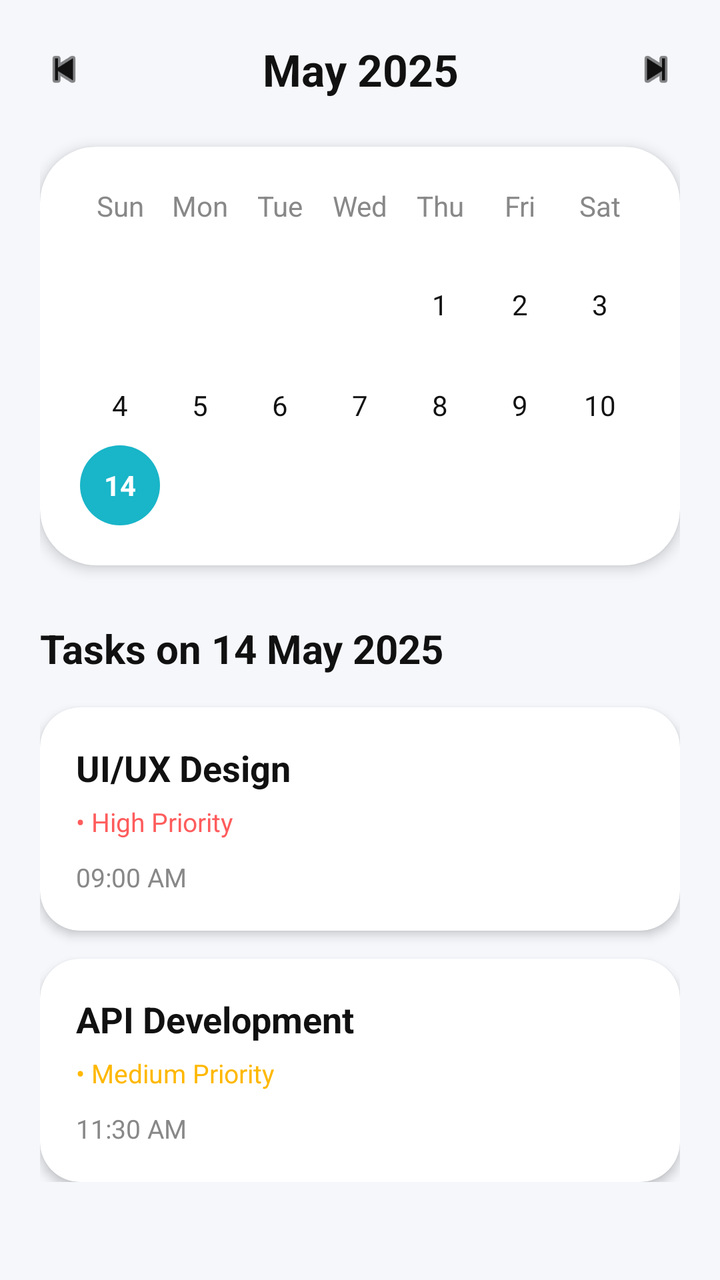
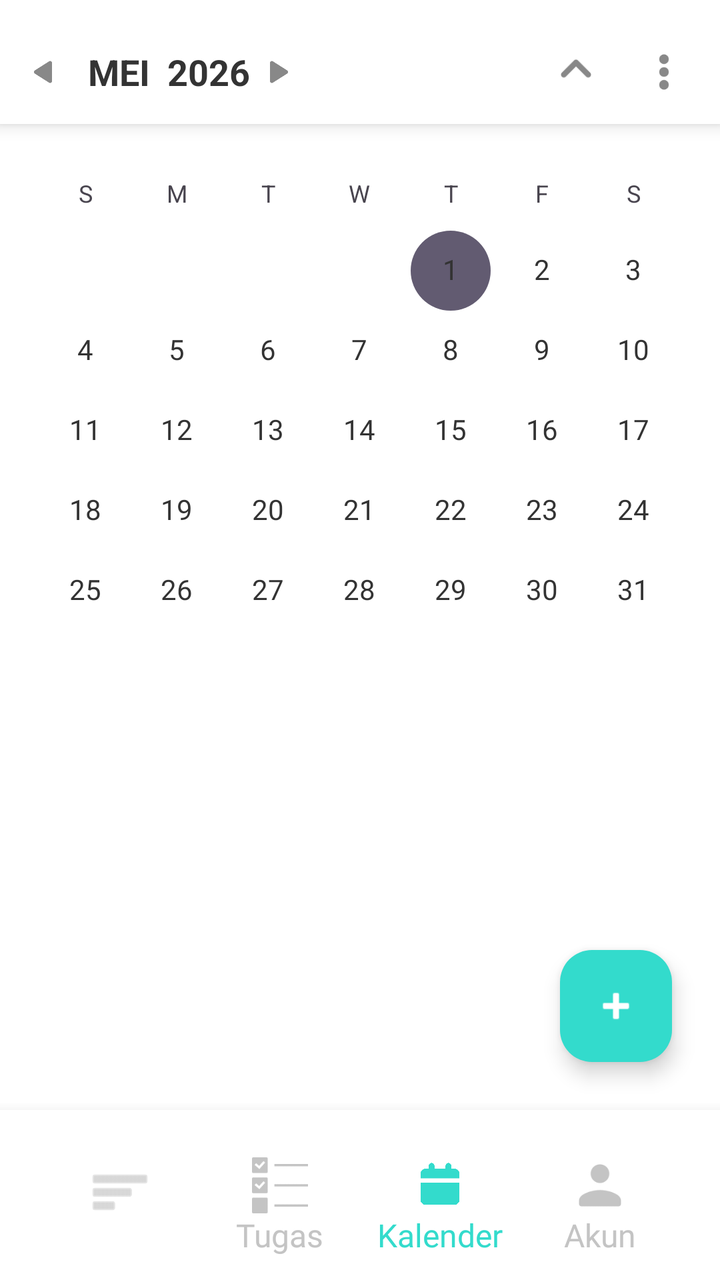

An Android layout rendered at two revisions. The XML below is the earlier revision; the diff shows what the commit changed to produce the second picture.
<!-- AndroidManifest.xml: application theme Theme.Todolist -->
<!-- res/layout/activity_kalender.xml -->
<?xml version="1.0" encoding="utf-8"?>
<ScrollView xmlns:android="http://schemas.android.com/apk/res/android"
    xmlns:app="http://schemas.android.com/apk/res-auto"
    android:layout_width="match_parent"
    android:layout_height="match_parent"
    android:background="#F5F7FB">

    <LinearLayout
        android:layout_width="match_parent"
        android:layout_height="wrap_content"
        android:orientation="vertical"
        android:padding="20dp">

        

        <LinearLayout
            android:layout_width="match_parent"
            android:layout_height="wrap_content"
            android:gravity="center_vertical"
            android:orientation="horizontal">

            <ImageView
                android:layout_width="24dp"
                android:layout_height="24dp"
                android:src="@android:drawable/ic_media_previous"
                app:tint="#111111"/>

            <TextView
                android:layout_width="0dp"
                android:layout_height="wrap_content"
                android:layout_weight="1"
                android:gravity="center"
                android:text="May 2025"
                android:textColor="#111111"
                android:textSize="22sp"
                android:textStyle="bold"/>

            <ImageView
                android:layout_width="24dp"
                android:layout_height="24dp"
                android:src="@android:drawable/ic_media_next"
                app:tint="#111111"/>

        </LinearLayout>

        

        <androidx.cardview.widget.CardView
            android:layout_width="match_parent"
            android:layout_height="wrap_content"
            android:layout_marginTop="24dp"
            app:cardBackgroundColor="#FFFFFF"
            app:cardCornerRadius="28dp"
            app:cardElevation="4dp">

            <LinearLayout
                android:layout_width="match_parent"
                android:layout_height="wrap_content"
                android:orientation="vertical"
                android:padding="20dp">

                

                <LinearLayout
                    android:layout_width="match_parent"
                    android:layout_height="wrap_content"
                    android:orientation="horizontal">

                    <TextView
                        android:layout_width="0dp"
                        android:layout_height="wrap_content"
                        android:layout_weight="1"
                        android:gravity="center"
                        android:text="Sun"
                        android:textColor="#888888"/>

                    <TextView
                        android:layout_width="0dp"
                        android:layout_height="wrap_content"
                        android:layout_weight="1"
                        android:gravity="center"
                        android:text="Mon"
                        android:textColor="#888888"/>

                    <TextView
                        android:layout_width="0dp"
                        android:layout_height="wrap_content"
                        android:layout_weight="1"
                        android:gravity="center"
                        android:text="Tue"
                        android:textColor="#888888"/>

                    <TextView
                        android:layout_width="0dp"
                        android:layout_height="wrap_content"
                        android:layout_weight="1"
                        android:gravity="center"
                        android:text="Wed"
                        android:textColor="#888888"/>

                    <TextView
                        android:layout_width="0dp"
                        android:layout_height="wrap_content"
                        android:layout_weight="1"
                        android:gravity="center"
                        android:text="Thu"
                        android:textColor="#888888"/>

                    <TextView
                        android:layout_width="0dp"
                        android:layout_height="wrap_content"
                        android:layout_weight="1"
                        android:gravity="center"
                        android:text="Fri"
                        android:textColor="#888888"/>

                    <TextView
                        android:layout_width="0dp"
                        android:layout_height="wrap_content"
                        android:layout_weight="1"
                        android:gravity="center"
                        android:text="Sat"
                        android:textColor="#888888"/>

                </LinearLayout>

                

                <GridLayout
                    android:layout_width="match_parent"
                    android:layout_height="wrap_content"
                    android:layout_marginTop="20dp"
                    android:columnCount="7">

                    

                    <TextView
                        android:text=""
                        android:layout_width="0dp"
                        android:layout_height="40dp"/>

                    <TextView
                        android:text=""
                        android:layout_width="0dp"
                        android:layout_height="40dp"/>

                    <TextView
                        android:text=""
                        android:layout_width="0dp"
                        android:layout_height="40dp"/>

                    <TextView
                        android:text=""
                        android:layout_width="0dp"
                        android:layout_height="40dp"/>

                    <TextView
                        android:text="1"
                        android:textColor="#111111"
                        android:gravity="center"
                        android:layout_width="40dp"
                        android:layout_height="40dp"/>

                    <TextView
                        android:text="2"
                        android:textColor="#111111"
                        android:gravity="center"
                        android:layout_width="40dp"
                        android:layout_height="40dp"/>

                    <TextView
                        android:text="3"
                        android:textColor="#111111"
                        android:gravity="center"
                        android:layout_width="40dp"
                        android:layout_height="40dp"/>

                    

                    <TextView
                        android:text="4"
                        android:textColor="#111111"
                        android:gravity="center"
                        android:layout_width="40dp"
                        android:layout_height="40dp"/>

                    <TextView
                        android:text="5"
                        android:textColor="#111111"
                        android:gravity="center"
                        android:layout_width="40dp"
                        android:layout_height="40dp"/>

                    <TextView
                        android:text="6"
                        android:textColor="#111111"
                        android:gravity="center"
                        android:layout_width="40dp"
                        android:layout_height="40dp"/>

                    <TextView
                        android:text="7"
                        android:textColor="#111111"
                        android:gravity="center"
                        android:layout_width="40dp"
                        android:layout_height="40dp"/>

                    <TextView
                        android:text="8"
                        android:textColor="#111111"
                        android:gravity="center"
                        android:layout_width="40dp"
                        android:layout_height="40dp"/>

                    <TextView
                        android:text="9"
                        android:textColor="#111111"
                        android:gravity="center"
                        android:layout_width="40dp"
                        android:layout_height="40dp"/>

                    <TextView
                        android:text="10"
                        android:textColor="#111111"
                        android:gravity="center"
                        android:layout_width="40dp"
                        android:layout_height="40dp"/>

                    

                    <TextView
                        android:text="14"
                        android:textColor="#FFFFFF"
                        android:textStyle="bold"
                        android:gravity="center"
                        android:background="@drawable/calendar_active"
                        android:layout_width="40dp"
                        android:layout_height="40dp"/>

                </GridLayout>

            </LinearLayout>

        </androidx.cardview.widget.CardView>

        

        <TextView
            android:layout_width="wrap_content"
            android:layout_height="wrap_content"
            android:text="Tasks on 14 May 2025"
            android:textColor="#111111"
            android:textSize="20sp"
            android:textStyle="bold"
            android:layout_marginTop="28dp"/>

        

        <androidx.cardview.widget.CardView
            android:layout_width="match_parent"
            android:layout_height="wrap_content"
            android:layout_marginTop="16dp"
            app:cardBackgroundColor="#FFFFFF"
            app:cardCornerRadius="20dp"
            app:cardElevation="3dp">

            <LinearLayout
                android:layout_width="match_parent"
                android:layout_height="wrap_content"
                android:orientation="vertical"
                android:padding="18dp">

                <TextView
                    android:layout_width="wrap_content"
                    android:layout_height="wrap_content"
                    android:text="UI/UX Design"
                    android:textColor="#111111"
                    android:textSize="18sp"
                    android:textStyle="bold"/>

                <TextView
                    android:layout_width="wrap_content"
                    android:layout_height="wrap_content"
                    android:text="• High Priority"
                    android:textColor="#FF5C5C"
                    android:textSize="13sp"
                    android:layout_marginTop="6dp"/>

                <TextView
                    android:layout_width="wrap_content"
                    android:layout_height="wrap_content"
                    android:text="09:00 AM"
                    android:textColor="#888888"
                    android:textSize="13sp"
                    android:layout_marginTop="10dp"/>

            </LinearLayout>

        </androidx.cardview.widget.CardView>

        

        <androidx.cardview.widget.CardView
            android:layout_width="match_parent"
            android:layout_height="wrap_content"
            android:layout_marginTop="14dp"
            app:cardBackgroundColor="#FFFFFF"
            app:cardCornerRadius="20dp"
            app:cardElevation="3dp">

            <LinearLayout
                android:layout_width="match_parent"
                android:layout_height="wrap_content"
                android:orientation="vertical"
                android:padding="18dp">

                <TextView
                    android:layout_width="wrap_content"
                    android:layout_height="wrap_content"
                    android:text="API Development"
                    android:textColor="#111111"
                    android:textSize="18sp"
                    android:textStyle="bold"/>

                <TextView
                    android:layout_width="wrap_content"
                    android:layout_height="wrap_content"
                    android:text="• Medium Priority"
                    android:textColor="#FFB800"
                    android:textSize="13sp"
                    android:layout_marginTop="6dp"/>

                <TextView
                    android:layout_width="wrap_content"
                    android:layout_height="wrap_content"
                    android:text="11:30 AM"
                    android:textColor="#888888"
                    android:textSize="13sp"
                    android:layout_marginTop="10dp"/>

            </LinearLayout>

        </androidx.cardview.widget.CardView>

    </LinearLayout>

</ScrollView>
<!-- resources referenced by this layout -->
<resources>
  <!-- drawable calendar_active (drawable) -->
  <?xml version="1.0" encoding="utf-8"?>
  <shape xmlns:android="http://schemas.android.com/apk/res/android">
      <solid android:color="#19B5C8"/>
      <corners android:radius="20dp"/>
  </shape>
  <style name="Theme.Todolist" parent="Base.Theme.Todolist" />
  <style name="Base.Theme.Todolist" parent="Theme.Material3.DayNight.NoActionBar">
          
          
      </style>
</resources>

<!-- the commit's change to res/layout/activity_kalender.xml (unified diff, before → after) -->
@@ -1,347 +1,182 @@
 <?xml version="1.0" encoding="utf-8"?>
-<ScrollView xmlns:android="http://schemas.android.com/apk/res/android"
+<androidx.constraintlayout.widget.ConstraintLayout
+    xmlns:android="http://schemas.android.com/apk/res/android"
     xmlns:app="http://schemas.android.com/apk/res-auto"
+    xmlns:tools="http://schemas.android.com/tools"
     android:layout_width="match_parent"
     android:layout_height="match_parent"
-    android:background="#F5F7FB">
+    android:background="#FFFFFF"
+    tools:ignore="ContentDescription,HardcodedText,UseCompoundDrawables">
 
     <LinearLayout
+        android:id="@+id/headerLayout"
         android:layout_width="match_parent"
         android:layout_height="wrap_content"
-        android:orientation="vertical"
-        android:padding="20dp">
+        android:orientation="horizontal"
+        android:paddingHorizontal="16dp"
+        android:paddingTop="20dp"
+        android:paddingBottom="10dp"
+        android:gravity="center_vertical"
+        android:baselineAligned="false"
+        android:background="#FFFFFF" android:elevation="5dp"      app:layout_constraintTop_toTopOf="parent">
 
-        
-
-        <LinearLayout
-            android:layout_width="match_parent"
-            android:layout_height="wrap_content"
-            android:gravity="center_vertical"
-            android:orientation="horizontal">
-
-            <ImageView
-                android:layout_width="24dp"
-                android:layout_height="24dp"
-                android:src="@android:drawable/ic_media_previous"
-                app:tint="#111111"/>
-
-            <TextView
-                android:layout_width="0dp"
-                android:layout_height="wrap_content"
-                android:layout_weight="1"
-                android:gravity="center"
-                android:text="May 2025"
-                android:textColor="#111111"
-                android:textSize="22sp"
-                android:textStyle="bold"/>
-
-            <ImageView
-                android:layout_width="24dp"
-                android:layout_height="24dp"
-                android:src="@android:drawable/ic_media_next"
-                app:tint="#111111"/>
-
-        </LinearLayout>
-
-        
-
-        <androidx.cardview.widget.CardView
-            android:layout_width="match_parent"
-            android:layout_height="wrap_content"
-            android:layout_marginTop="24dp"
-            app:cardBackgroundColor="#FFFFFF"
-            app:cardCornerRadius="28dp"
-            app:cardElevation="4dp">
-
-            <LinearLayout
-                android:layout_width="match_parent"
-                android:layout_height="wrap_content"
-                android:orientation="vertical"
-                android:padding="20dp">
-
-                
-
-                <LinearLayout
-                    android:layout_width="match_parent"
-                    android:layout_height="wrap_content"
-                    android:orientation="horizontal">
-
-                    <TextView
-                        android:layout_width="0dp"
-                        android:layout_height="wrap_content"
-                        android:layout_weight="1"
-                        android:gravity="center"
-                        android:text="Sun"
-                        android:textColor="#888888"/>
-
-                    <TextView
-                        android:layout_width="0dp"
-                        android:layout_height="wrap_content"
-                        android:layout_weight="1"
-                        android:gravity="center"
-                        android:text="Mon"
-                        android:textColor="#888888"/>
-
-                    <TextView
-                        android:layout_width="0dp"
-                        android:layout_height="wrap_content"
-                        android:layout_weight="1"
-                        android:gravity="center"
-                        android:text="Tue"
-                        android:textColor="#888888"/>
-
-                    <TextView
-                        android:layout_width="0dp"
-                        android:layout_height="wrap_content"
-                        android:layout_weight="1"
-                        android:gravity="center"
-                        android:text="Wed"
-                        android:textColor="#888888"/>
-
-                    <TextView
-                        android:layout_width="0dp"
-                        android:layout_height="wrap_content"
-                        android:layout_weight="1"
-                        android:gravity="center"
-                        android:text="Thu"
-                        android:textColor="#888888"/>
-
-                    <TextView
-                        android:layout_width="0dp"
-                        android:layout_height="wrap_content"
-                        android:layout_weight="1"
-                        android:gravity="center"
-                        android:text="Fri"
-                        android:textColor="#888888"/>
-
-                    <TextView
-                        android:layout_width="0dp"
-                        android:layout_height="wrap_content"
-                        android:layout_weight="1"
-                        android:gravity="center"
-                        android:text="Sat"
-                        android:textColor="#888888"/>
-
-                </LinearLayout>
-
-                
-
-                <GridLayout
-                    android:layout_width="match_parent"
-                    android:layout_height="wrap_content"
-                    android:layout_marginTop="20dp"
-                    android:columnCount="7">
-
-                    
-
-                    <TextView
-                        android:text=""
-                        android:layout_width="0dp"
-                        android:layout_height="40dp"/>
-
-                    <TextView
-                        android:text=""
-                        android:layout_width="0dp"
-                        android:layout_height="40dp"/>
-
-                    <TextView
-                        android:text=""
-                        android:layout_width="0dp"
-                        android:layout_height="40dp"/>
-
-                    <TextView
-                        android:text=""
-                        android:layout_width="0dp"
-                        android:layout_height="40dp"/>
-
-                    <TextView
-                        android:text="1"
-                        android:textColor="#111111"
-                        android:gravity="center"
-                        android:layout_width="40dp"
-                        android:layout_height="40dp"/>
-
-                    <TextView
-                        android:text="2"
-                        android:textColor="#111111"
-                        android:gravity="center"
-                        android:layout_width="40dp"
-                        android:layout_height="40dp"/>
-
-                    <TextView
-                        android:text="3"
-                        android:textColor="#111111"
-                        android:gravity="center"
-                        android:layout_width="40dp"
-                        android:layout_height="40dp"/>
-
-                    
-
-                    <TextView
-                        android:text="4"
-                        android:textColor="#111111"
-                        android:gravity="center"
-                        android:layout_width="40dp"
-                        android:layout_height="40dp"/>
-
-                    <TextView
-                        android:text="5"
-                        android:textColor="#111111"
-                        android:gravity="center"
-                        android:layout_width="40dp"
-                        android:layout_height="40dp"/>
-
-                    <TextView
-                        android:text="6"
-                        android:textColor="#111111"
-                        android:gravity="center"
-                        android:layout_width="40dp"
-                        android:layout_height="40dp"/>
-
-                    <TextView
-                        android:text="7"
-                        android:textColor="#111111"
-                        android:gravity="center"
-                        android:layout_width="40dp"
-                        android:layout_height="40dp"/>
-
-                    <TextView
-                        android:text="8"
-                        android:textColor="#111111"
-                        android:gravity="center"
-                        android:layout_width="40dp"
-                        android:layout_height="40dp"/>
-
-                    <TextView
-                        android:text="9"
-                        android:textColor="#111111"
-                        android:gravity="center"
-                        android:layout_width="40dp"
-                        android:layout_height="40dp"/>
-
-                    <TextView
-                        android:text="10"
-                        android:textColor="#111111"
-                        android:gravity="center"
-                        android:layout_width="40dp"
-                        android:layout_height="40dp"/>
-
-                    
-
-                    <TextView
-                        android:text="14"
-                        android:textColor="#FFFFFF"
-                        android:textStyle="bold"
-                        android:gravity="center"
-                        android:background="@drawable/calendar_active"
-                        android:layout_width="40dp"
-                        android:layout_height="40dp"/>
-
-                </GridLayout>
-
-            </LinearLayout>
-
-        </androidx.cardview.widget.CardView>
-
-        
+        <ImageView
+            android:layout_width="12dp"
+            android:layout_height="12dp"
+            android:src="@drawable/triangle_arrow"
+            android:rotation="90"
+            app:tint="#888888"/>
 
         <TextView
             android:layout_width="wrap_content"
             android:layout_height="wrap_content"
-            android:text="Tasks on 14 May 2025"
-            android:textColor="#111111"
-            android:textSize="20sp"
+            android:text="MEI  2026"
+            android:textSize="18sp"
             android:textStyle="bold"
-            android:layout_marginTop="28dp"/>
+            android:textColor="#333333"
+            android:layout_marginStart="16dp"/>
 
-        
+        <ImageView
+            android:layout_width="12dp"
+            android:layout_height="12dp"
+            android:src="@drawable/triangle_arrow"
+            android:layout_marginStart="8dp"
+            android:rotation="-90"
+            app:tint="#888888"/>
 
-        <androidx.cardview.widget.CardView
-            android:layout_width="match_parent"
-            android:layout_height="wrap_content"
-            android:layout_marginTop="16dp"
-            app:cardBackgroundColor="#FFFFFF"
-            app:cardCornerRadius="20dp"
-            app:cardElevation="3dp">
+        <View
+            android:layout_width="0dp"
+            android:layout_height="0dp"
+            android:layout_weight="1"/>
 
-            <LinearLayout
-                android:layout_width="match_parent"
-                android:layout_height="wrap_content"
-                android:orientation="vertical"
-                android:padding="18dp">
+        <ImageView
+            android:layout_width="32dp"
+            android:layout_height="32dp"
+            android:src="@drawable/arrow_up"
+            app:tint="#888888"/>
 
-                <TextView
-                    android:layout_width="wrap_content"
-                    android:layout_height="wrap_content"
-                    android:text="UI/UX Design"
-                    android:textColor="#111111"
-                    android:textSize="18sp"
-                    android:textStyle="bold"/>
-
-                <TextView
-                    android:layout_width="wrap_content"
-                    android:layout_height="wrap_content"
-                    android:text="• High Priority"
-                    android:textColor="#FF5C5C"
-                    android:textSize="13sp"
-                    android:layout_marginTop="6dp"/>
-
-                <TextView
-                    android:layout_width="wrap_content"
-                    android:layout_height="wrap_content"
-                    android:text="09:00 AM"
-                    android:textColor="#888888"
-                    android:textSize="13sp"
-                    android:layout_marginTop="10dp"/>
-
-            </LinearLayout>
-
-        </androidx.cardview.widget.CardView>
-
-        
-
-        <androidx.cardview.widget.CardView
-            android:layout_width="match_parent"
-            android:layout_height="wrap_content"
-            android:layout_marginTop="14dp"
-            app:cardBackgroundColor="#FFFFFF"
-            app:cardCornerRadius="20dp"
-            app:cardElevation="3dp">
-
-            <LinearLayout
-                android:layout_width="match_parent"
-                android:layout_height="wrap_content"
-                android:orientation="vertical"
-                android:padding="18dp">
-
-                <TextView
-                    android:layout_width="wrap_content"
-                    android:layout_height="wrap_content"
-                    android:text="API Development"
-                    android:textColor="#111111"
-                    android:textSize="18sp"
-                    android:textStyle="bold"/>
-
-                <TextView
-                    android:layout_width="wrap_content"
-                    android:layout_height="wrap_content"
-                    android:text="• Medium Priority"
-                    android:textColor="#FFB800"
-                    android:textSize="13sp"
-                    android:layout_marginTop="6dp"/>
-
-                <TextView
-                    android:layout_width="wrap_content"
-                    android:layout_height="wrap_content"
-                    android:text="11:30 AM"
-                    android:textColor="#888888"
-                    android:textSize="13sp"
-                    android:layout_marginTop="10dp"/>
-
-            </LinearLayout>
-
-        </androidx.cardview.widget.CardView>
-
+        <ImageView
+            android:layout_width="24dp"
+            android:layout_height="24dp"
+            android:layout_marginStart="16dp"
+            android:src="@drawable/menu_vertical"
+            app:tint="#888888"/>
     </LinearLayout>
 
-</ScrollView>
+    <CalendarView
+        android:id="@+id/calendarView"
+        android:layout_width="match_parent"
+        android:layout_height="wrap_content"
+        android:layout_marginTop="-45dp"
+        android:dateTextAppearance="@style/CalendarDateCustomText" app:layout_constraintTop_toBottomOf="@id/headerLayout" />
+
+    <com.google.android.material.floatingactionbutton.FloatingActionButton
+        android:id="@+id/fabAdd"
+        android:layout_width="wrap_content"
+        android:layout_height="wrap_content"
+        android:layout_marginEnd="24dp"
+        android:layout_marginBottom="24dp"
+        android:src="@android:drawable/ic_input_add"
+        android:backgroundTint="#33dbcc"
+        app:tint="#FFFFFF"
+        app:elevation="6dp"
+        app:fabSize="normal"
+        app:layout_constraintBottom_toTopOf="@id/bottomNav"
+        app:layout_constraintEnd_toEndOf="parent"/>
+
+    <LinearLayout
+        android:id="@+id/bottomNav"
+        android:layout_width="match_parent"
+        android:layout_height="85dp"
+        android:background="#FFFFFF"
+        android:elevation="10dp"
+        android:gravity="center"
+        android:orientation="horizontal"
+        android:paddingTop="12dp"
+        android:paddingHorizontal="20dp"
+        android:baselineAligned="false"
+        app:layout_constraintBottom_toBottomOf="parent">
+
+        <LinearLayout
+            android:layout_width="0dp"
+            android:layout_height="wrap_content"
+            android:layout_weight="1"
+            android:gravity="center"
+            android:orientation="vertical">
+
+            <ImageView
+                android:layout_width="32dp"
+                android:layout_height="32dp"
+                android:layout_marginBottom="15dp"
+                android:src="@android:drawable/ic_menu_sort_by_size"
+                app:tint="#BDBDBD"/>
+        </LinearLayout>
+
+        <LinearLayout
+            android:layout_width="0dp"
+            android:layout_height="wrap_content"
+            android:layout_weight="1"
+            android:gravity="center"
+            android:orientation="vertical">
+
+            <ImageView
+                android:layout_width="28dp"
+                android:layout_height="28dp"
+                android:src="@drawable/task"
+                app:tint="#C4C4C4"/>
+
+            <TextView
+                android:layout_width="wrap_content"
+                android:layout_height="wrap_content"
+                android:text="Tugas"
+                android:textColor="#C4C4C4"
+                android:fontFamily="@font/robotomedium"
+                android:textSize="16sp"/>
+        </LinearLayout>
+
+        <LinearLayout
+            android:layout_width="0dp"
+            android:layout_height="wrap_content"
+            android:layout_weight="1"
+            android:gravity="center"
+            android:orientation="vertical">
+
+            <ImageView
+                android:layout_width="28dp"
+                android:layout_height="28dp"
+                android:src="@drawable/calender"
+                app:tint="#33dbcc"/>
+
+            <TextView
+                android:layout_width="wrap_content"
+                android:layout_height="wrap_content"
+                android:text="Kalender"
+                android:textColor="#33dbcc"
+                android:fontFamily="@font/robotomedium"
+                android:textSize="16sp"/>
+        </LinearLayout>
+
+        <LinearLayout
+            android:layout_width="0dp"
+            android:layout_height="wrap_content"
+            android:layout_weight="1"
+            android:gravity="center"
+            android:fontFamily="@font/robotomedium"
+            android:orientation="vertical">
+
+            <ImageView
+                android:layout_width="28dp"
+                android:layout_height="28dp"
+                android:src="@drawable/user"
+                app:tint="#C4C4C4"/>
+
+            <TextView
+                android:layout_width="wrap_content"
+                android:layout_height="wrap_content"
+                android:text="Akun"
+                android:textColor="#C4C4C4"
+                android:fontFamily="@font/robotomedium"
+                android:textSize="16sp"/>
+        </LinearLayout>
+    </LinearLayout>
+</androidx.constraintlayout.widget.ConstraintLayout>
<!-- resource entries referenced after the edit -->
@@ -1,11 +1,16 @@
 <!-- resources referenced by this layout -->
 <resources>
-  <!-- drawable calendar_active (drawable) -->
-  <?xml version="1.0" encoding="utf-8"?>
-  <shape xmlns:android="http://schemas.android.com/apk/res/android">
-      <solid android:color="#19B5C8"/>
-      <corners android:radius="20dp"/>
-  </shape>
+  <!-- drawable arrow_up: png bitmap (drawable, 428 bytes) -->
+  <!-- drawable calender: png bitmap (drawable, 12905 bytes) -->
+  <!-- drawable menu_vertical: png bitmap (drawable, 1023 bytes) -->
+  <!-- drawable task: png bitmap (drawable, 706 bytes) -->
+  <!-- drawable triangle_arrow: png bitmap (drawable, 1017 bytes) -->
+  <!-- drawable user: png bitmap (drawable, 1003 bytes) -->
+  <style name="CalendarDateCustomText" parent="android:TextAppearance.DeviceDefault.Small">
+          <item name="android:fontFamily">@font/robotomedium</item>
+          <item name="android:textColor">#333333</item>
+          <item name="android:textSize">14sp</item>
+      </style>
   <style name="Theme.Todolist" parent="Base.Theme.Todolist" />
   <style name="Base.Theme.Todolist" parent="Theme.Material3.DayNight.NoActionBar">
           
